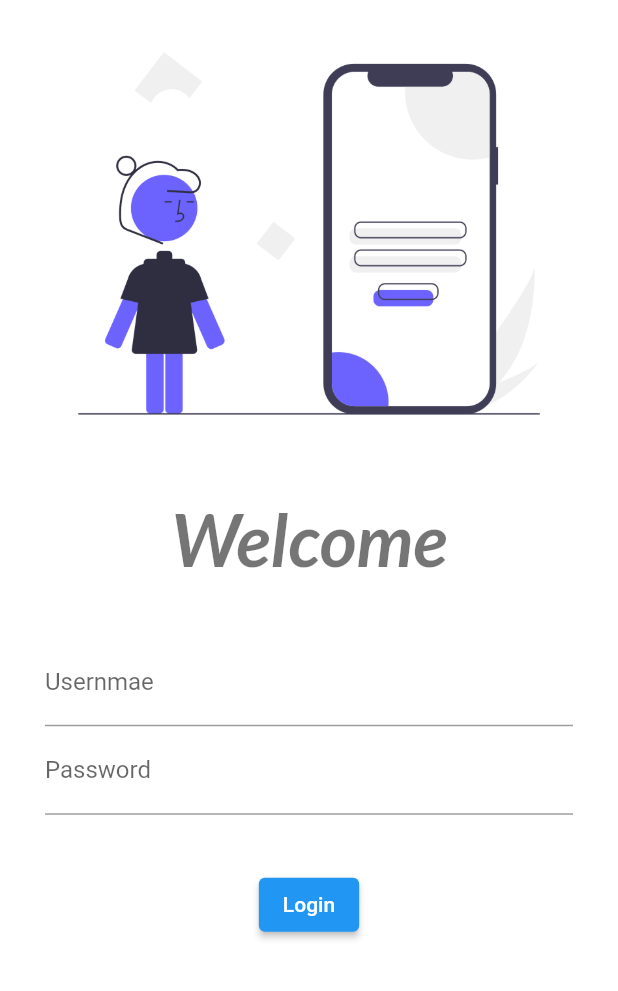
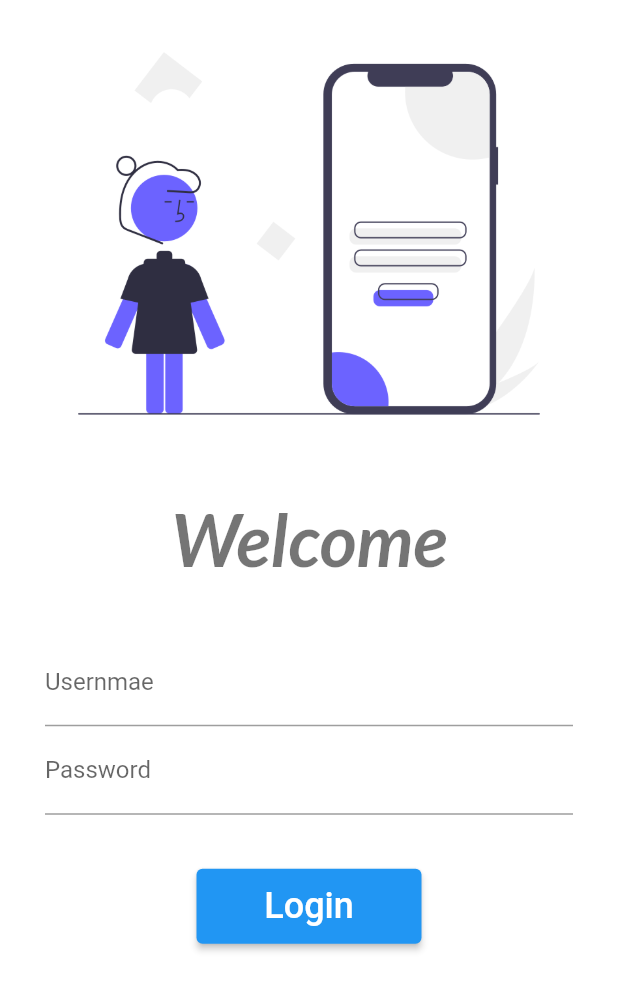
Before and after one commit to ig-sachin/flutter-ecommerce, a Flutter app: the screen it shows after launch, on a phone screen of 412 x 824 dp. Shown: the top 991 px of the screen. Run offline on Flutter 3.47's test engine with Material 2 defaults, Android fonts, the phone set to English and light mode, and no system bars; our stand-ins replace google_fonts.

Commit message:
Navigate to Home Page from Login Page

```diff
--- a/lib/Pages/LoginPage.dart
+++ b/lib/Pages/LoginPage.dart
@@ -1,3 +1,4 @@
+import 'package:ecommerce/Pages/routes.dart';
 import 'package:flutter/material.dart';
 import 'package:google_fonts/google_fonts.dart';
 
@@ -7,6 +8,7 @@ class LoginPage extends StatelessWidget {
   Widget build(BuildContext context) {
     return Material(
       color: Colors.white,
+      child: SingleChildScrollView(
         child: Column(
           children: [
             Image.asset(
@@ -49,12 +51,20 @@ class LoginPage extends StatelessWidget {
             ),
             ElevatedButton(
               onPressed: () {
-              print("You click here");
+                Navigator.pushNamed(context, MyRoutes.homeRoute);
               },
-            child: Text("Login"),
-            style: TextButton.styleFrom(),
+              child: Text(
+                "Login",
+                style: TextStyle(
+                  fontSize: 24,
+                ),
+              ),
+              style: TextButton.styleFrom(
+                minimumSize: Size(150, 50),
+              ),
             ),
           ],
+        ),
       ),
     );
   }
--- /dev/null
+++ b/lib/Pages/routes.dart
@@ -0,0 +1,4 @@
+class MyRoutes {
+  static String loginRoute = "/login";
+  static String homeRoute = "/home";
+}
--- a/lib/main.dart
+++ b/lib/main.dart
@@ -1,5 +1,6 @@
 import 'package:ecommerce/Pages/HomePage.dart';
 import 'package:ecommerce/Pages/LoginPage.dart';
+import 'package:ecommerce/Pages/routes.dart';
 import 'package:flutter/material.dart';
 import 'package:google_fonts/google_fonts.dart';
 
@@ -11,6 +12,7 @@ class MyApp extends StatelessWidget {
   @override
   Widget build(BuildContext context) {
     return MaterialApp(
+      debugShowCheckedModeBanner: false,
       themeMode: ThemeMode.dark,
       theme: ThemeData(
         primarySwatch: Colors.deepPurple,
@@ -19,8 +21,8 @@ class MyApp extends StatelessWidget {
       initialRoute: "/",
       routes: {
         "/": (context) => LoginPage(),
-        "/home": (context) => HomePage(),
-        "/login": (context) => LoginPage()
+        MyRoutes.homeRoute: (context) => HomePage(),
+        MyRoutes.loginRoute: (context) => LoginPage()
       },
     );
   }
```
Lines whose indentation alone changed are shown as unchanged.
